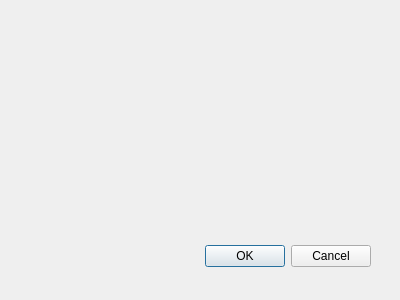
Old version of the form editaralumno.ui in the repository Darign/asistencias.
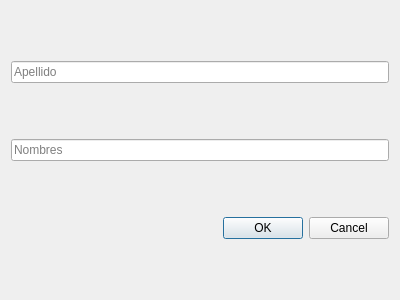
New version of the form.

What changed in the file:
```diff
--- a/editaralumno.ui
+++ b/editaralumno.ui
@@ -15,15 +15,23 @@
   <property name="windowTitle">
    <string>Dialog</string>
   </property>
-  <widget name="buttonBox" class="QDialogButtonBox">
-   <property name="geometry">
-    <rect>
-     <x>30</x>
-     <y>240</y>
-     <width>341</width>
-     <height>32</height>
-    </rect>
-   </property>
+  <layout class="QVBoxLayout" name="verticalLayout">
+   <item>
+    <widget class="QLineEdit" name="lineEditApellido">
+     <property name="placeholderText">
+      <string>Apellido</string>
+     </property>
+    </widget>
+   </item>
+   <item>
+    <widget class="QLineEdit" name="lineEditNombres">
+     <property name="placeholderText">
+      <string>Nombres</string>
+     </property>
+    </widget>
+   </item>
+   <item>
+    <widget class="QDialogButtonBox" name="buttonBox">
    <property name="orientation">
     <enum>Qt::Horizontal</enum>
    </property>
@@ -31,6 +39,8 @@
     <set>QDialogButtonBox::Cancel|QDialogButtonBox::Ok</set>
    </property>
   </widget>
+   </item>
+  </layout>
  </widget>
  <pixmapfunction/>
  <resources/>
```
Left out of the diff: 7 changed lines with no effect on the pictures. Lines whose indentation alone changed are shown as unchanged.
